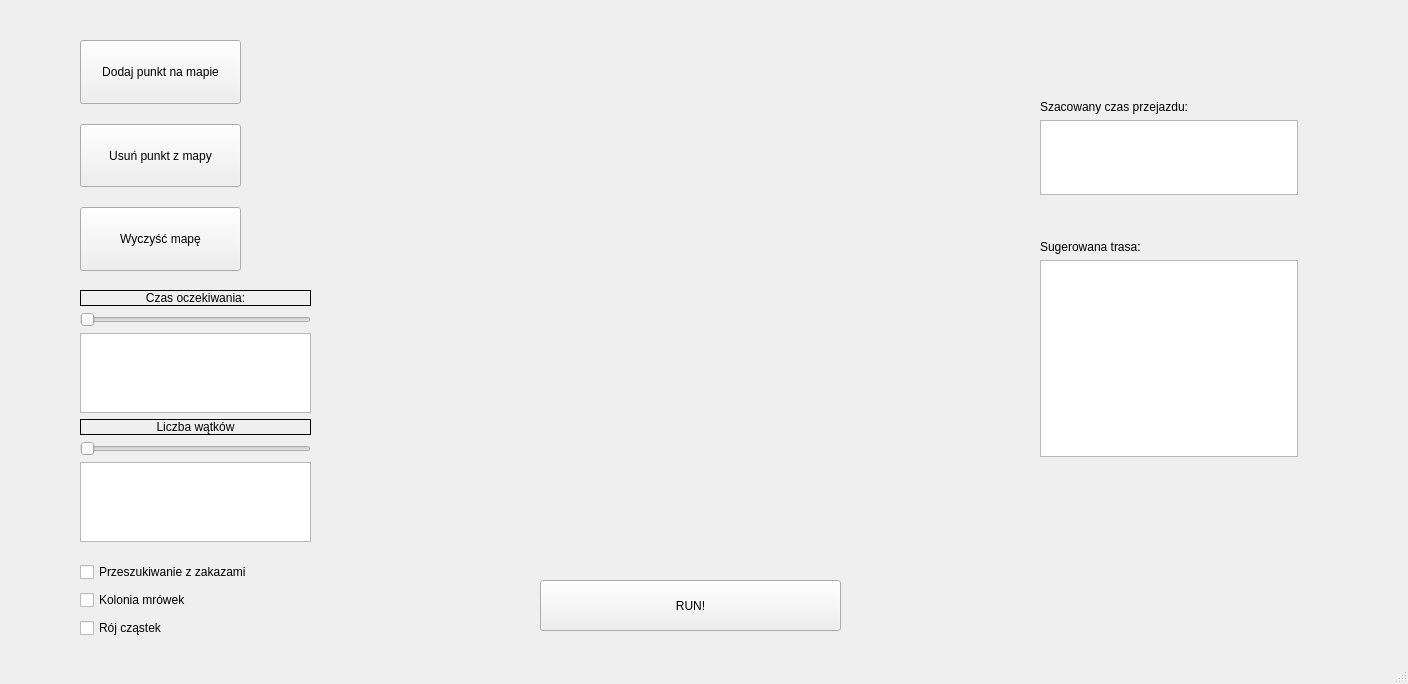
Old version of the form TSP-solver/mainwindow.ui in the repository janwawruszczak1998/TSP-Solver-Computer-Science-Engineering-Thesis.
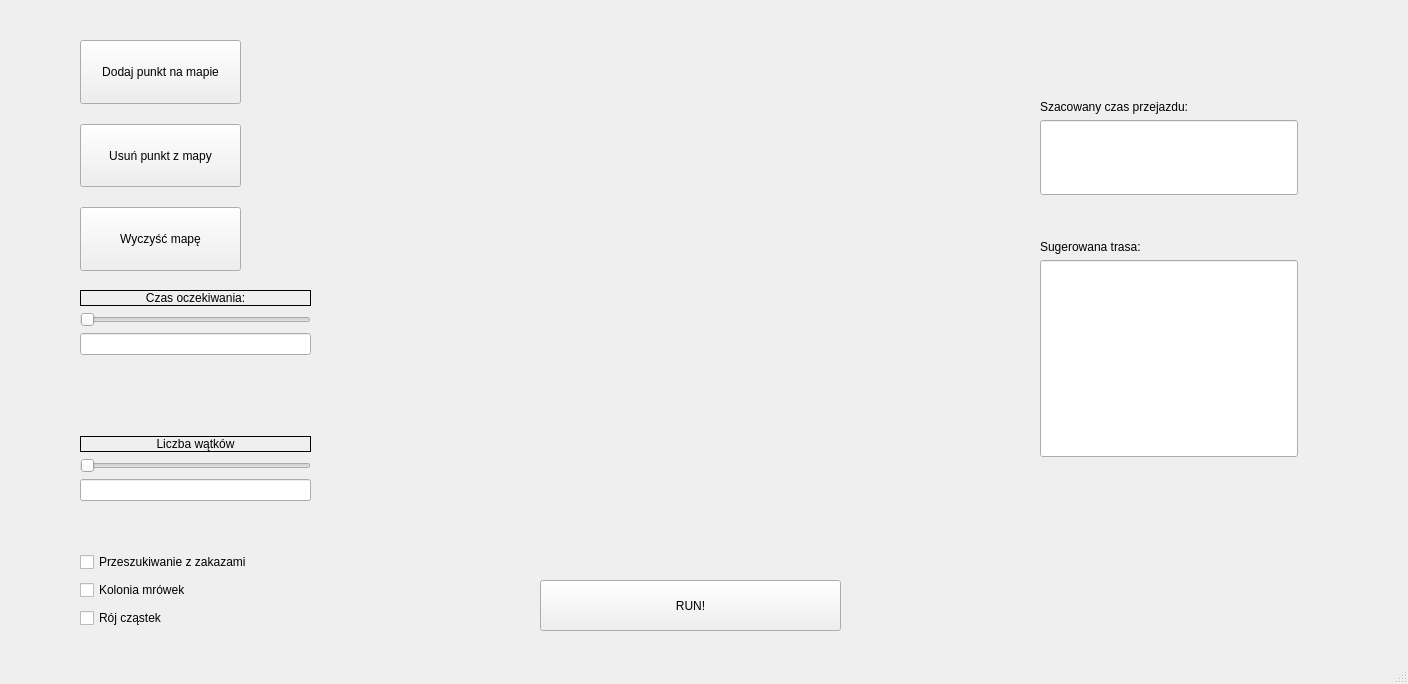
New version of the form. Icons and pictures are not drawn.

```diff
--- a/TSP-solver/mainwindow.ui
+++ b/TSP-solver/mainwindow.ui
@@ -32,7 +32,7 @@
       <x>80</x>
       <y>290</y>
       <width>231</width>
-      <height>252</height>
+      <height>211</height>
      </rect>
     </property>
     <layout class="QVBoxLayout" name="verticalLayout">
@@ -63,18 +63,9 @@
       </widget>
      </item>
      <item>
-      <widget class="QTextEdit" name="TimeText">
-       <property name="sizePolicy">
-        <sizepolicy hsizetype="Preferred" vsizetype="Preferred">
-         <horstretch>0</horstretch>
-         <verstretch>0</verstretch>
-        </sizepolicy>
-       </property>
-       <property name="focusPolicy">
-        <enum>Qt::StrongFocus</enum>
-       </property>
-       <property name="readOnly">
-        <bool>true</bool>
+      <widget class="QLineEdit" name="TimeText">
+       <property name="alignment">
+        <set>Qt::AlignCenter</set>
        </property>
       </widget>
      </item>
@@ -112,15 +103,9 @@
       </widget>
      </item>
      <item>
-      <widget class="QTextEdit" name="ThreadsText">
-       <property name="sizePolicy">
-        <sizepolicy hsizetype="Preferred" vsizetype="Preferred">
-         <horstretch>0</horstretch>
-         <verstretch>0</verstretch>
-        </sizepolicy>
-       </property>
-       <property name="readOnly">
-        <bool>true</bool>
+      <widget class="QLineEdit" name="ThreadsText">
+       <property name="alignment">
+        <set>Qt::AlignCenter</set>
        </property>
       </widget>
      </item>
@@ -200,7 +185,7 @@
     <property name="geometry">
      <rect>
       <x>80</x>
-      <y>560</y>
+      <y>550</y>
       <width>208</width>
       <height>83</height>
      </rect>
@@ -247,9 +232,15 @@
       </widget>
      </item>
      <item>
-      <widget class="QTextEdit" name="CostText">
-       <property name="readOnly">
-        <bool>true</bool>
+      <widget class="QLineEdit" name="CostText">
+       <property name="sizePolicy">
+        <sizepolicy hsizetype="Expanding" vsizetype="Expanding">
+         <horstretch>0</horstretch>
+         <verstretch>0</verstretch>
+        </sizepolicy>
+       </property>
+       <property name="alignment">
+        <set>Qt::AlignCenter</set>
        </property>
       </widget>
      </item>
@@ -273,9 +264,12 @@
       </widget>
      </item>
      <item>
-      <widget class="QPlainTextEdit" name="RouteText">
-       <property name="readOnly">
-        <bool>true</bool>
+      <widget class="QLineEdit" name="RouteText">
+       <property name="sizePolicy">
+        <sizepolicy hsizetype="Expanding" vsizetype="Expanding">
+         <horstretch>0</horstretch>
+         <verstretch>0</verstretch>
+        </sizepolicy>
        </property>
       </widget>
      </item>
```
